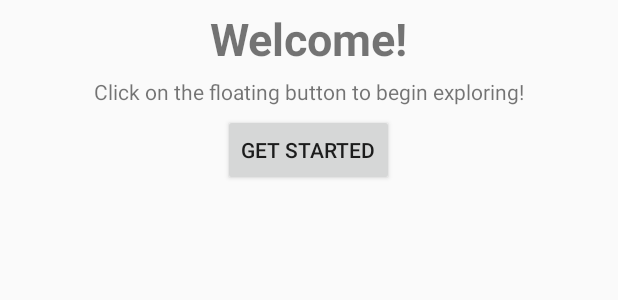
After one commit to Jalend15/app, an Android app: the layout welcomedialog.xml on its own in the app's theme, with its tools: preview values and no code run, on a phone screen of 412 x 824 dp. The commit adds this screen. Shown: the top 300 px of the screen. Run offline under Robolectric (Android 15) with nearby library versions, the phone set to English and light mode, and no system bars.

Commit message:
Assignment 4

```diff
--- a/app/src/main/AndroidManifest.xml
+++ b/app/src/main/AndroidManifest.xml
@@ -1,6 +1,9 @@
 <?xml version="1.0" encoding="utf-8"?>
 <manifest xmlns:android="http://schemas.android.com/apk/res/android"
     package="com.example.mireysa.ihungry">
+
+    <uses-permission android:name="android.permission.INTERNET" />
+    <uses-permission android:name="android.permission.ACCESS_FINE_LOCATION" />
 
     <application
         android:allowBackup="true"
--- /dev/null
+++ b/app/src/main/res/layout/welcomedialog.xml
@@ -0,0 +1,33 @@
+<?xml version="1.0" encoding="utf-8"?>
+<LinearLayout
+    xmlns:android="http://schemas.android.com/apk/res/android"
+    android:layout_width="match_parent"
+    android:layout_height="wrap_content"
+    android:orientation="vertical"
+    android:padding="5dp"
+    >
+
+   <TextView
+       android:layout_width="wrap_content"
+       android:layout_height="wrap_content"
+       android:text="Welcome!"
+       android:textStyle="bold"
+       android:layout_gravity="center"
+       android:textSize="30sp"/>
+
+    <TextView
+        android:layout_width="wrap_content"
+        android:layout_height="wrap_content"
+        android:padding="5dp"
+        android:text="Click on the floating button to begin exploring!"
+
+        android:layout_gravity="center"
+        />
+    <Button
+        android:id="@+id/okayButton"
+        android:layout_width="wrap_content"
+        android:layout_height="wrap_content"
+        android:layout_gravity="center"
+        android:text="Get Started" />
+
+</LinearLayout>
```
Also changed, not shown: app/src/main/java/com/example/mireysa/ihungry/MainActivity.java (+55 -0 lines), app/src/main/java/com/example/mireysa/ihungry/MealActivity.java (+12 -0 lines).
